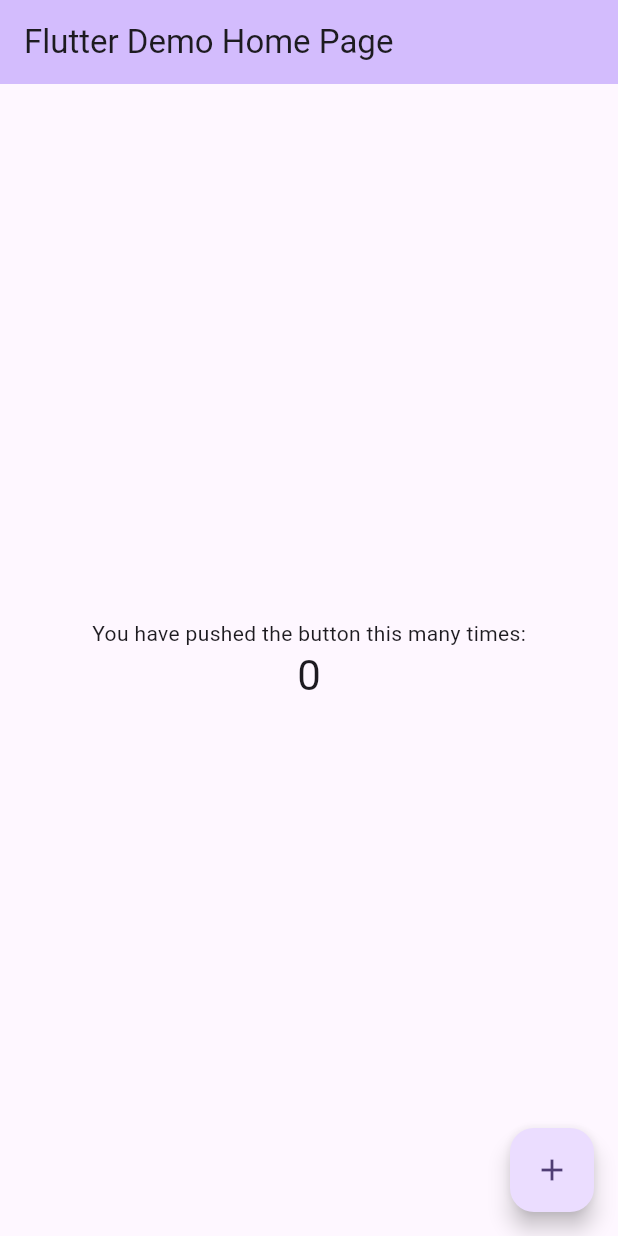
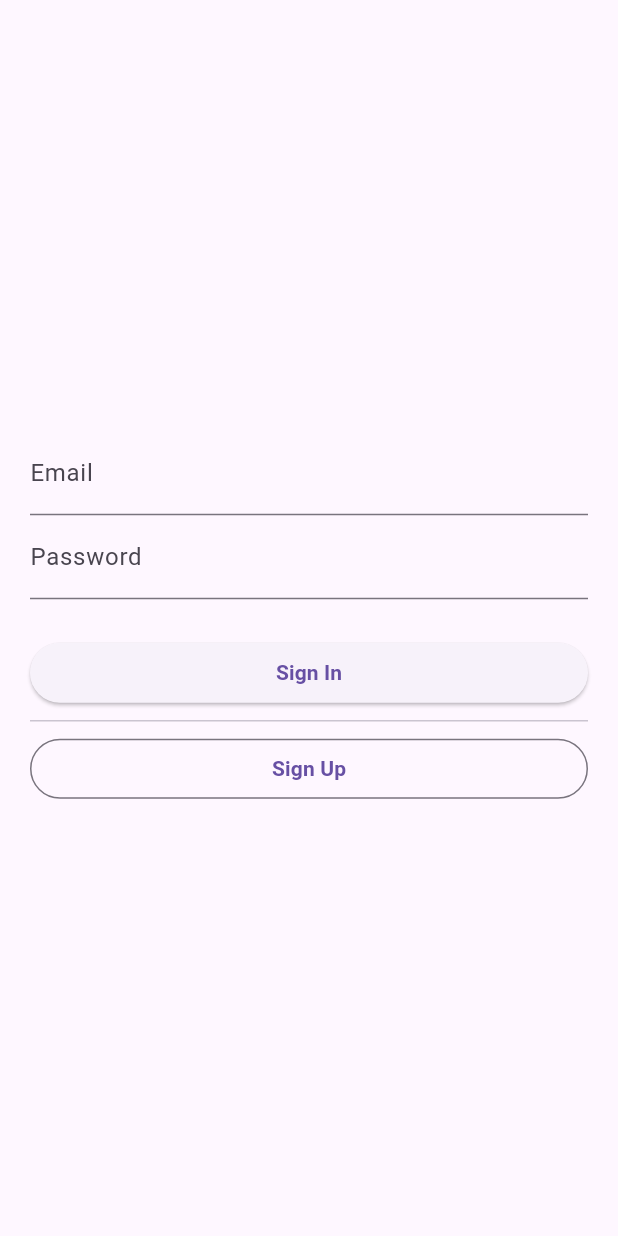
Before and after one commit to galihtra/turun, a Flutter app: the screen it shows after launch, on a phone screen of 412 x 824 dp. Run offline on Flutter 3.47's test engine with Material 3 defaults, Android fonts, the phone set to English and light mode, and no system bars; our stand-ins replace flutter_dotenv, supabase_flutter; accounts and stored records are empty.

Commit message:
sign in & sign up

```diff
--- /dev/null
+++ b/lib/auth/auth_page.dart
@@ -0,0 +1,38 @@
+import 'package:flutter/material.dart';
+import 'package:supabase_flutter/supabase_flutter.dart';
+
+import '../home/home_page.dart';
+import '../home/start_page.dart';
+
+class AuthPage extends StatefulWidget {
+  const AuthPage({super.key});
+
+  @override
+  State<AuthPage> createState() => _AuthPageState();
+}
+
+class _AuthPageState extends State<AuthPage> {
+  User? _user;
+  @override
+  void initState() {
+    _getAuth();
+    super.initState();
+  }
+
+  Future<void> _getAuth() async {
+    setState(() {
+      _user = supabase.auth.currentUser;
+    });
+    supabase.auth.onAuthStateChange.listen((event) {
+      setState(() {
+        _user = event.session?.user;
+      });
+    });
+  }
+
+  final SupabaseClient supabase = Supabase.instance.client;
+  @override
+  Widget build(BuildContext context) {
+    return _user == null ? const StartPage() : const HomePage();
+  }
+}
--- /dev/null
+++ b/lib/home/start_page.dart
@@ -0,0 +1,161 @@
+import 'package:flutter/material.dart';
+import 'package:supabase_flutter/supabase_flutter.dart';
+
+class StartPage extends StatefulWidget {
+  const StartPage({super.key});
+
+  @override
+  State<StartPage> createState() => _StartPageState();
+}
+
+class _StartPageState extends State<StartPage> {
+  final SupabaseClient supabase = Supabase.instance.client;
+  bool _signInLoading = false;
+  bool _signUpLoading = false;
+  final _emailController = TextEditingController();
+  final _passwordController = TextEditingController();
+  final _formKey = GlobalKey<FormState>();
+  @override
+  void dispose() {
+    _emailController.dispose();
+    _passwordController.dispose();
+    super.dispose();
+  }
+
+  @override
+  Widget build(BuildContext context) {
+    return  Scaffold(
+      body: Center(
+        child: SingleChildScrollView(
+          child: Form(
+            key: _formKey,
+            child: Padding(
+              padding: const EdgeInsets.all(
+                20.0,
+              ),
+              child: Column(
+                mainAxisAlignment: MainAxisAlignment.center,
+                crossAxisAlignment: CrossAxisAlignment.stretch,
+                children: [
+                  // Image.network(
+                  //   'https://seeklogo.com/images/S/supabase-logo-DCC676FFE2-seeklogo.com.png',
+                  //   height: 150.0,
+                  // ),
+                  const SizedBox(height: 25.0),
+                   //Email field
+                  TextFormField(
+                    validator: (value) {
+                      if (value == null || value.isEmpty) {
+                        return 'Field is required';
+                      }
+                      return null;
+                    },
+                    controller: _emailController,
+                    decoration: const InputDecoration(label: Text("Email")),
+                    keyboardType: TextInputType.emailAddress,
+                  ),
+                  //Password field
+                  TextFormField(
+                    validator: (value) {
+                      if (value == null || value.isEmpty) {
+                        return 'Field is required';
+                      }
+                      return null;
+                    },
+                    controller: _passwordController,
+                    decoration: const InputDecoration(label: Text("Password")),
+                    obscureText: true,
+                  ),
+                  const SizedBox(height: 25.0),
+                  //Sign In Button
+                  //Sign In Button
+                  _signInLoading
+                      ? const Center(
+                          child: CircularProgressIndicator(),
+                        )
+                      : ElevatedButton(
+                          onPressed: () async {
+                            final isValid = _formKey.currentState?.validate();
+                            if (isValid != true) {
+                              return;
+                            }
+                            setState(() {
+                              _signInLoading = true;
+                            });
+                            try {
+                              await supabase.auth.signInWithPassword(
+                                  email: _emailController.text.trim(),
+                                  password: _passwordController.text.trim());
+                            } catch (e) {
+                              ScaffoldMessenger.of(context).showSnackBar(
+                                const SnackBar(
+                                  content: Text("Oops!Sign IN Failed!"),
+                                  backgroundColor:
+                                      Color.fromARGB(255, 243, 49, 6),
+                                ),
+                              );
+                              setState(() {
+                                _signInLoading = false;
+                              });
+                            }
+                          },
+                          child: Text(
+                            "Sign In",
+                            style: TextStyle(fontWeight: FontWeight.bold),
+                          ),
+                        ),
+                  const Divider(),
+                 //SignUp Button
+                  _signInLoading
+                      ? const Center(child: CircularProgressIndicator())
+                      : OutlinedButton(
+                          onPressed: () async {
+                            final isValid = _formKey.currentState?.validate();
+                            if (isValid != true) {
+                              return;
+                            }
+                            setState(() {
+                              _signUpLoading = true;
+                            });
+                            try {
+                              await supabase.auth.signUp(
+                                email: _emailController.text.trim(),
+                                password: _passwordController.text.trim(),
+                              );
+                              ScaffoldMessenger.of(context).showSnackBar(
+                                const SnackBar(
+                                  content: Text("Sucess!Confirmtion mail send"),
+                                  backgroundColor: Colors.green,
+                                ),
+                              );
+                              setState(() {
+                                _signUpLoading = false;
+                              });
+                            } catch (e) {
+                              ScaffoldMessenger.of(context).showSnackBar(
+                                const SnackBar(
+                                  content: Text("Oops!Sign up Failed!"),
+                                  backgroundColor:
+                                      Color.fromARGB(255, 243, 49, 6),
+                                ),
+                              );
+                              setState(() {
+                                _signUpLoading = false;
+                              });
+                            }
+                          },
+                          child: Text(
+                            "Sign Up",
+                            style: TextStyle(fontWeight: FontWeight.bold),
+                          ),
+                        ),
+                  const SizedBox(height: 25.0),
+                ],
+              ),
+            ),
+          ),
+        ),
+      ),
+  );
+  }
+}
--- a/lib/main.dart
+++ b/lib/main.dart
@@ -1,125 +1,32 @@
 import 'package:flutter/material.dart';
+import 'package:flutter_dotenv/flutter_dotenv.dart';
+import 'package:supabase_flutter/supabase_flutter.dart';
 
-void main() {
+import 'auth/auth_page.dart';
+
+void main() async {
+  WidgetsFlutterBinding.ensureInitialized();
+// load env
+  await dotenv.load();
+// initialize supabase
+  String supabaseUrl = dotenv.env['SUPABASE_URL'] ?? '';
+  String supabaseKey = dotenv.env['SUPABASE_KEY'] ?? '';
+  await Supabase.initialize(url: supabaseUrl, anonKey: supabaseKey);
   runApp(const MyApp());
 }
 
 class MyApp extends StatelessWidget {
   const MyApp({super.key});
 
-  // This widget is the root of your application.
   @override
   Widget build(BuildContext context) {
     return MaterialApp(
-      title: 'Flutter Demo',
+      debugShowCheckedModeBanner: false,
       theme: ThemeData(
-        // This is the theme of your application.
-        //
-        // TRY THIS: Try running your application with "flutter run". You'll see
-        // the application has a purple toolbar. Then, without quitting the app,
-        // try changing the seedColor in the colorScheme below to Colors.green
-        // and then invoke "hot reload" (save your changes or press the "hot
-        // reload" button in a Flutter-supported IDE, or press "r" if you used
-        // the command line to start the app).
-        //
-        // Notice that the counter didn't reset back to zero; the application
-        // state is not lost during the reload. To reset the state, use hot
-        // restart instead.
-        //
-        // This works for code too, not just values: Most code changes can be
-        // tested with just a hot reload.
-        colorScheme: ColorScheme.fromSeed(seedColor: Colors.deepPurple),
+        primarySwatch: Colors.lightGreen,
         useMaterial3: true,
       ),
-      home: const MyHomePage(title: 'Flutter Demo Home Page'),
+      home: const AuthPage(),
     );
   }
 }
-
-class MyHomePage extends StatefulWidget {
-  const MyHomePage({super.key, required this.title});
-
-  // This widget is the home page of your application. It is stateful, meaning
-  // that it has a State object (defined below) that contains fields that affect
-  // how it looks.
-
-  // This class is the configuration for the state. It holds the values (in this
-  // case the title) provided by the parent (in this case the App widget) and
-  // used by the build method of the State. Fields in a Widget subclass are
-  // always marked "final".
-
-  final String title;
-
-  @override
-  State<MyHomePage> createState() => _MyHomePageState();
-}
-
-class _MyHomePageState extends State<MyHomePage> {
-  int _counter = 0;
-
-  void _incrementCounter() {
-    setState(() {
-      // This call to setState tells the Flutter framework that something has
-      // changed in this State, which causes it to rerun the build method below
-      // so that the display can reflect the updated values. If we changed
-      // _counter without calling setState(), then the build method would not be
-      // called again, and so nothing would appear to happen.
-      _counter++;
-    });
-  }
-
-  @override
-  Widget build(BuildContext context) {
-    // This method is rerun every time setState is called, for instance as done
-    // by the _incrementCounter method above.
-    //
-    // The Flutter framework has been optimized to make rerunning build methods
-    // fast, so that you can just rebuild anything that needs updating rather
-    // than having to individually change instances of widgets.
-    return Scaffold(
-      appBar: AppBar(
-        // TRY THIS: Try changing the color here to a specific color (to
-        // Colors.amber, perhaps?) and trigger a hot reload to see the AppBar
-        // change color while the other colors stay the same.
-        backgroundColor: Theme.of(context).colorScheme.inversePrimary,
-        // Here we take the value from the MyHomePage object that was created by
-        // the App.build method, and use it to set our appbar title.
-        title: Text(widget.title),
-      ),
-      body: Center(
-        // Center is a layout widget. It takes a single child and positions it
-        // in the middle of the parent.
-        child: Column(
-          // Column is also a layout widget. It takes a list of children and
-          // arranges them vertically. By default, it sizes itself to fit its
-          // children horizontally, and tries to be as tall as its parent.
-          //
-          // Column has various properties to control how it sizes itself and
-          // how it positions its children. Here we use mainAxisAlignment to
-          // center the children vertically; the main axis here is the vertical
-          // axis because Columns are vertical (the cross axis would be
-          // horizontal).
-          //
-          // TRY THIS: Invoke "debug painting" (choose the "Toggle Debug Paint"
-          // action in the IDE, or press "p" in the console), to see the
-          // wireframe for each widget.
-          mainAxisAlignment: MainAxisAlignment.center,
-          children: <Widget>[
-            const Text(
-              'You have pushed the button this many times:',
-            ),
-            Text(
-              '$_counter',
-              style: Theme.of(context).textTheme.headlineMedium,
-            ),
-          ],
-        ),
-      ),
-      floatingActionButton: FloatingActionButton(
-        onPressed: _incrementCounter,
-        tooltip: 'Increment',
-        child: const Icon(Icons.add),
-      ), // This trailing comma makes auto-formatting nicer for build methods.
-    );
-  }
-}
```
Also changed, not shown: lib/home/home_page.dart (added, +9 -0 lines), pubspec.yaml (+6 -19 lines), pubspec.lock, 6 other files.
